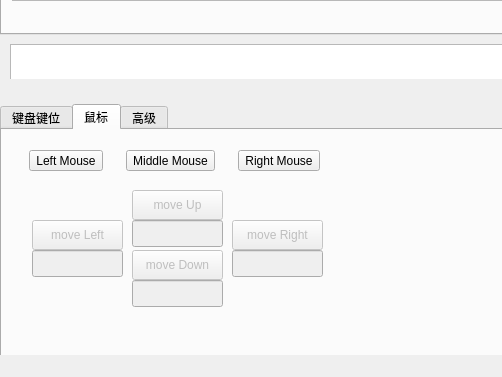
Old version of the form KeyBoardSetter/KeyboardSetter/mainwindow.ui in the repository TabbycatPie/CustomKeyboard; both pictures show x 0 to 502 and y 306 to 683 of the 1000 by 683 pixel window.
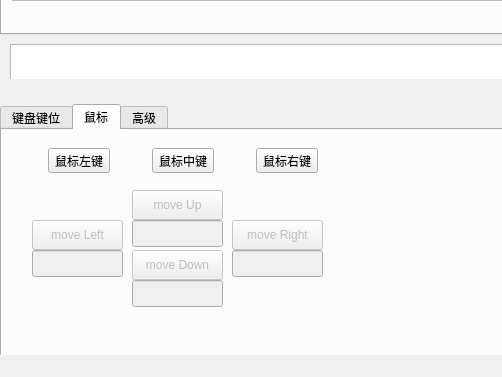
New version of the form. The open tabs and pages were chosen to show the change.

Diff of the .ui file:
```diff
--- a/KeyBoardSetter/KeyboardSetter/mainwindow.ui
+++ b/KeyBoardSetter/KeyboardSetter/mainwindow.ui
@@ -1253,7 +1253,7 @@
         <rect>
          <x>10</x>
          <y>10</y>
-         <width>327</width>
+         <width>342</width>
          <height>41</height>
         </rect>
        </property>
@@ -1261,21 +1261,21 @@
         <item>
          <widget class="QToolButton" name="btn_mouseleft">
           <property name="text">
-           <string>Left Mouse</string>
+           <string>鼠标左键</string>
           </property>
          </widget>
         </item>
         <item>
          <widget class="QToolButton" name="btn_mousemiddle">
           <property name="text">
-           <string>Middle Mouse</string>
+           <string>鼠标中键</string>
           </property>
          </widget>
         </item>
         <item>
          <widget class="QToolButton" name="btn_mouseright">
           <property name="text">
-           <string>Right Mouse</string>
+           <string>鼠标右键</string>
           </property>
          </widget>
         </item>
```
